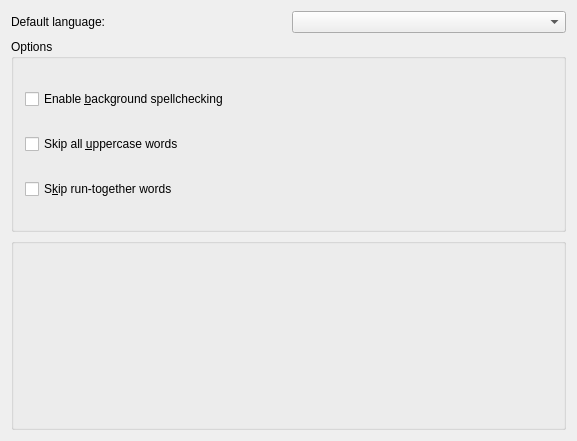
Above: kdeui/sonnet/configui.ui from KDE/kdelibs before the change. Below: the same form after it.
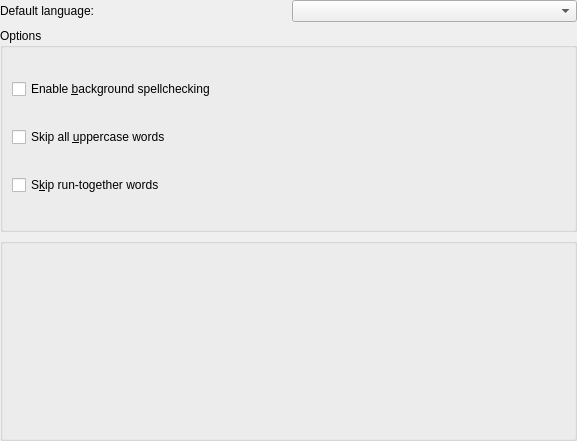
That is the form after the change. Custom widgets are drawn as their Qt base class.

Commit message: Fix double margin

What changed in the file:
```diff
--- a/kdeui/sonnet/configui.ui
+++ b/kdeui/sonnet/configui.ui
@@ -13,10 +13,7 @@
   </property>
   <layout class="QGridLayout" >
    <property name="margin" >
-    <number>11</number>
-   </property>
-   <property name="spacing" >
-    <number>6</number>
+    <number>0</number>
    </property>
    <item row="0" column="1" >
     <widget class="Sonnet::DictionaryComboBox" name="m_langCombo" />
@@ -27,12 +24,6 @@
       <string>Options</string>
      </property>
      <layout class="QGridLayout" >
-      <property name="margin" >
-       <number>11</number>
-      </property>
-      <property name="spacing" >
-       <number>6</number>
-      </property>
       <item row="0" column="0" >
        <widget class="QCheckBox" name="m_bgSpellCB" >
         <property name="text" >
```
The commit also changes 1 other file.
